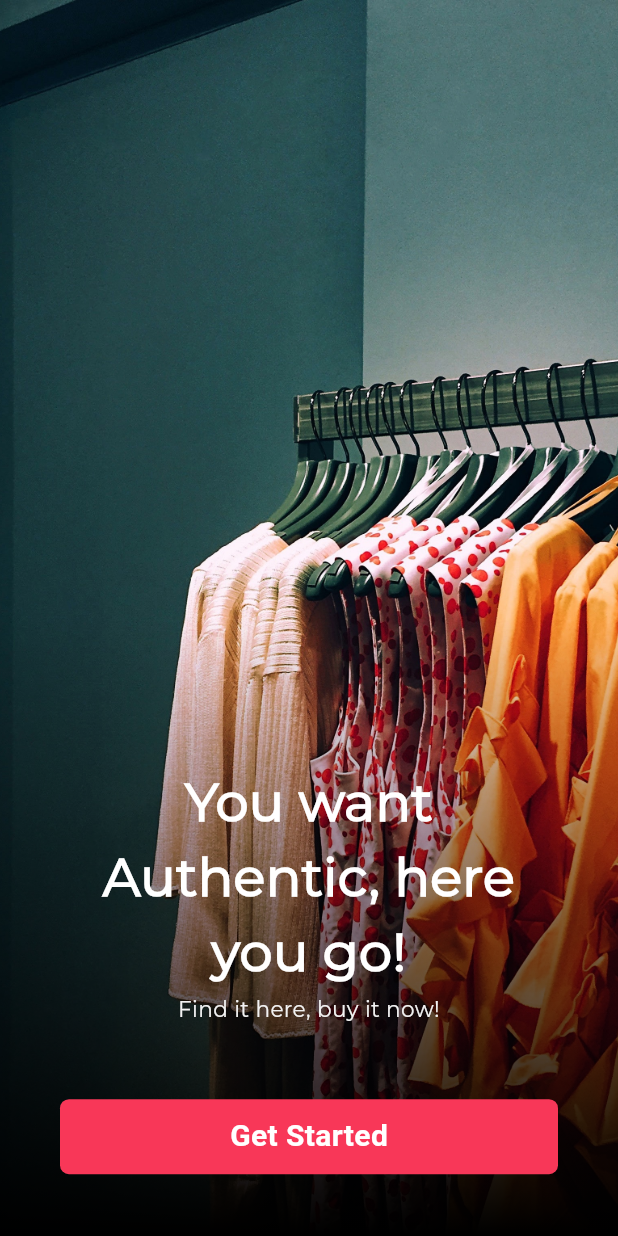
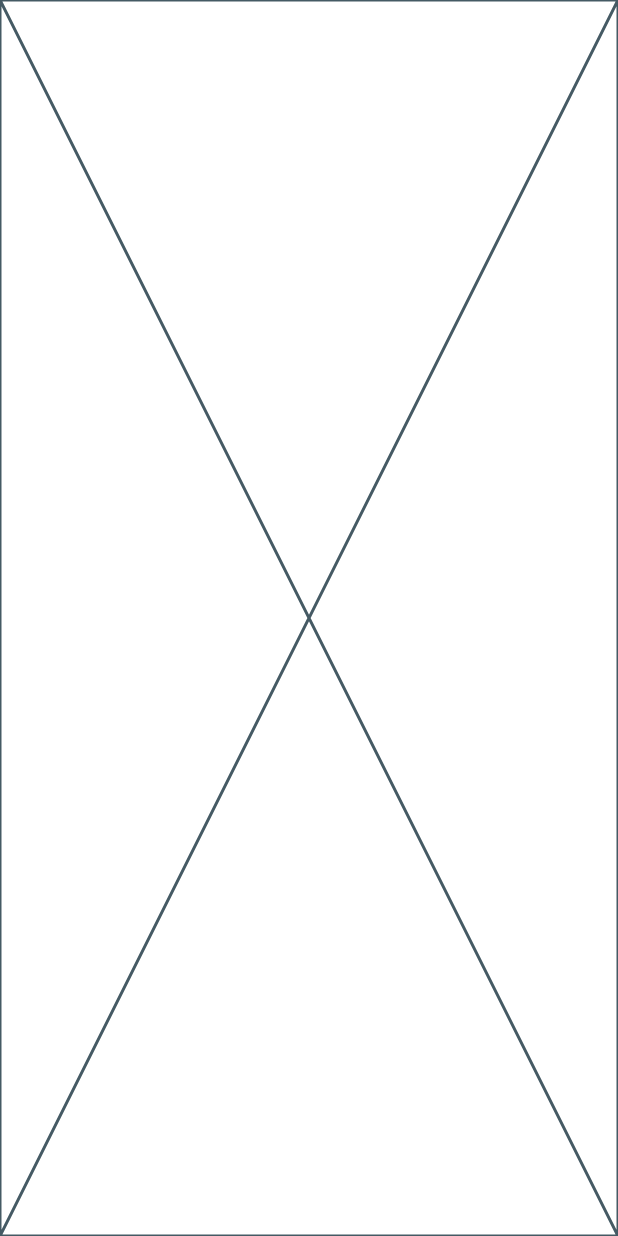
Before and after one commit to mariam280/stylish_e_commerce_UI, a Flutter app: the GetStartScreen screen opened by its route, after a tap on "Get Started", on a phone screen of 412 x 824 dp. Run offline on Flutter 3.47's test engine with Material 3 defaults, Android fonts, the phone set to English and light mode, and no system bars; our stand-ins replace expandable_page_view, go_router.

Commit message:
initialize layout screen

```diff
--- a/lib/core/routing/app_router.dart
+++ b/lib/core/routing/app_router.dart
@@ -4,6 +4,7 @@ import 'package:stylish_e_commerce/modules/auth/presentation/screens/forgot_pass
 import 'package:stylish_e_commerce/modules/auth/presentation/screens/login_screen.dart';
 import 'package:stylish_e_commerce/modules/auth/presentation/screens/sign_up_screen.dart';
 import 'package:stylish_e_commerce/modules/layout/presentation/screens/get_start_screen.dart';
+import 'package:stylish_e_commerce/modules/layout/presentation/screens/layout_screen.dart';
 import 'package:stylish_e_commerce/modules/onBoarding/presentation/screens/on_boarding_screen.dart';
 import 'package:stylish_e_commerce/modules/splash/presentation/screens/splash_screen.dart';
 
@@ -34,6 +35,10 @@ abstract class AppRouter {
         path: AppRouters.getStart,
         builder: (context, state) => const GetStartScreen(),
       ),
+       GoRoute(
+        path: AppRouters.layout,
+        builder: (context, state) => const Layoutscreen(),
+      ),
       // GoRoute(
       //   path: AppRouters.homeLayout,
       //   builder: (context, state){
--- a/lib/core/routing/app_routers.dart
+++ b/lib/core/routing/app_routers.dart
@@ -3,8 +3,8 @@ abstract class AppRouters {
   static const onboarding = '/OnboardingScreen';
   static const logIn = '/LogInScreen';
   static const signUp = '/SignUpScreen';
-  static const forgotPassword = '/forgotPassword';
-  static const homeLayout = '/HomeLayout';
-  static const myCart = '/cartScreen';
-   static const getStart = '/getStart';
+  static const forgotPassword = '/ForgotPassword';
+  static const layout = '/Layout';
+  static const myCart = '/CartScreen';
+   static const getStart = '/GetStart';
 }
--- a/lib/modules/layout/presentation/screens/get_start_screen.dart
+++ b/lib/modules/layout/presentation/screens/get_start_screen.dart
@@ -1,8 +1,5 @@
 import 'package:flutter/material.dart';
-import 'package:stylish_e_commerce/core/constants/app_images.dart';
-import 'package:stylish_e_commerce/core/constants/app_styles.dart';
-import 'package:stylish_e_commerce/core/themes/app_colors.dart';
-import 'package:stylish_e_commerce/core/widgets/custom_button.dart';
+import 'package:stylish_e_commerce/modules/layout/presentation/widgets/get_start_screen_body.dart';
 
 class GetStartScreen extends StatelessWidget {
   const GetStartScreen({super.key});
@@ -14,50 +11,3 @@ class GetStartScreen extends StatelessWidget {
     );
   }
 }
-
-class GetStartScreenBody extends StatelessWidget {
-  const GetStartScreenBody({super.key});
-
-  @override
-  Widget build(BuildContext context) {
-    return Stack(children: [
-      Container(
-        height: MediaQuery.sizeOf(context).height,
-        width: MediaQuery.sizeOf(context).width,
-        foregroundDecoration: BoxDecoration(
-          gradient: LinearGradient(
-            begin: Alignment.bottomCenter,
-            end: Alignment.center,
-            colors: [
-             Colors.black,
-            Colors.black.withValues(alpha: 0.0),
-            ],
-          ),
-        ),
-        child: Image.asset(Assets.imagesEntryPhoto,fit: BoxFit.cover,),
-      ),
-      Positioned(
-        left: 0,
-        right: 0,
-        bottom: MediaQuery.sizeOf(context).height*0.2,
-        child: Text('You want\nAuthentic, here\nyou go!',
-          textAlign: TextAlign.center,
-        style: AppStyles.stylesemiBold34(context),)),
-      Positioned(
-        left: 0,
-        right: 0,
-        bottom: MediaQuery.sizeOf(context).height*0.17,
-        child: Text('Find it here, buy it now!',
-          textAlign: TextAlign.center,
-        style: AppStyles.stylesRegular14(context).copyWith(color: Color(0xffF2F2F2)),)),
-      Positioned(
-        left: 0,
-        right: 0,
-        bottom: MediaQuery.sizeOf(context).height*0.05,
-        child: Padding(
-          padding: const EdgeInsets.symmetric(horizontal: 40),
-          child: CustomButon(text:'Get Started',onTap: (){},color: AppColors.primaryColor,),
-        )),
-    ],);
-  }
-}
--- /dev/null
+++ b/lib/modules/layout/presentation/screens/layout_screen.dart
@@ -0,0 +1,13 @@
+import 'package:flutter/material.dart';
+import 'package:stylish_e_commerce/modules/layout/presentation/widgets/layout_screen_body.dart';
+
+class Layoutscreen extends StatelessWidget {
+  const Layoutscreen({super.key});
+
+  @override
+  Widget build(BuildContext context) {
+    return const Scaffold(
+      body: LayoutScreenBody(),
+    );
+  }
+}
--- /dev/null
+++ b/lib/modules/layout/presentation/widgets/get_start_screen_body.dart
@@ -0,0 +1,70 @@
+import 'package:flutter/material.dart';
+import 'package:go_router/go_router.dart';
+import 'package:stylish_e_commerce/core/constants/app_images.dart';
+import 'package:stylish_e_commerce/core/constants/app_styles.dart';
+import 'package:stylish_e_commerce/core/routing/app_routers.dart';
+import 'package:stylish_e_commerce/core/themes/app_colors.dart';
+import 'package:stylish_e_commerce/core/widgets/custom_button.dart';
+
+class GetStartScreenBody extends StatelessWidget {
+  const GetStartScreenBody({super.key});
+
+  @override
+  Widget build(BuildContext context) {
+    return Stack(
+      children: [
+        Container(
+          height: MediaQuery.sizeOf(context).height,
+          width: MediaQuery.sizeOf(context).width,
+          foregroundDecoration: BoxDecoration(
+            gradient: LinearGradient(
+              begin: Alignment.bottomCenter,
+              end: Alignment.center,
+              colors: [
+                Colors.black,
+                Colors.black.withValues(alpha: 0.0),
+              ],
+            ),
+          ),
+          child: Image.asset(
+            Assets.imagesEntryPhoto,
+            fit: BoxFit.cover,
+          ),
+        ),
+        Positioned(
+            left: 0,
+            right: 0,
+            bottom: MediaQuery.sizeOf(context).height * 0.2,
+            child: Text(
+              'You want\nAuthentic, here\nyou go!',
+              textAlign: TextAlign.center,
+              style: AppStyles.stylesemiBold34(context),
+            )),
+        Positioned(
+            left: 0,
+            right: 0,
+            bottom: MediaQuery.sizeOf(context).height * 0.17,
+            child: Text(
+              'Find it here, buy it now!',
+              textAlign: TextAlign.center,
+              style: AppStyles.stylesRegular14(context)
+                  .copyWith(color: Color(0xffF2F2F2)),
+            )),
+        Positioned(
+            left: 0,
+            right: 0,
+            bottom: MediaQuery.sizeOf(context).height * 0.05,
+            child: Padding(
+              padding: const EdgeInsets.symmetric(horizontal: 40),
+              child: CustomButon(
+                text: 'Get Started',
+                onTap: () {
+                  GoRouter.of(context).go(AppRouters.layout);
+                },
+                color: AppColors.primaryColor,
+              ),
+            )),
+      ],
+    );
+  }
+}
--- /dev/null
+++ b/lib/modules/layout/presentation/widgets/layout_screen_body.dart
@@ -0,0 +1,10 @@
+import 'package:flutter/material.dart';
+
+class LayoutScreenBody extends StatelessWidget {
+  const LayoutScreenBody({super.key});
+
+  @override
+  Widget build(BuildContext context) {
+    return const Placeholder();
+  }
+}
```
Also changed, not shown: lib/core/widgets/custom_background.dart (added, +14 -0 lines), lib/modules/cart/presentation/screens/cart_screen.dart (added, +12 -0 lines), lib/modules/favourite/presentation/screen/favourite_screen.dart (added, +12 -0 lines), lib/modules/home/presentation/screens/home_screen.dart (added, +19 -0 lines), lib/modules/search/presentation/screens/search_screen.dart (added, +12 -0 lines), lib/modules/setting/presentation/screens/setting_screen.dart (added, +14 -0 lines).
